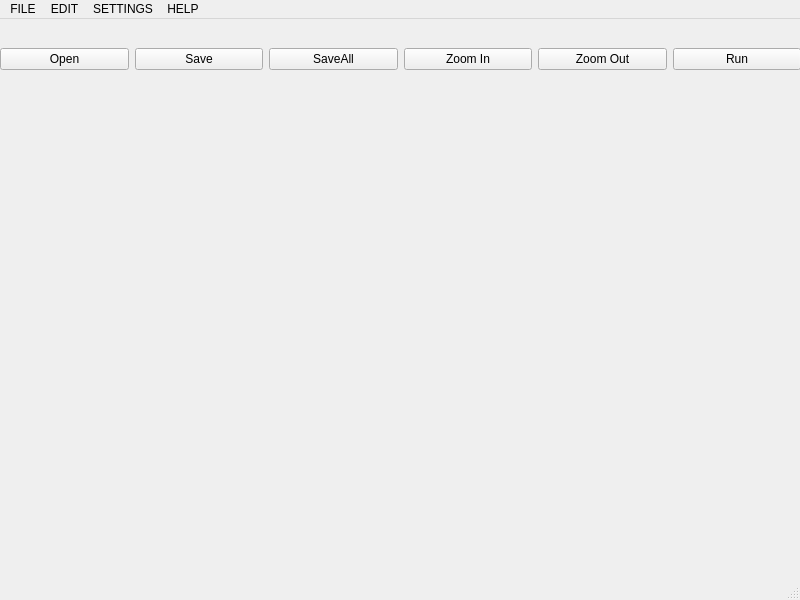
Qt form ride-gui/mainwindow.ui (riolet/ride) before a commit.
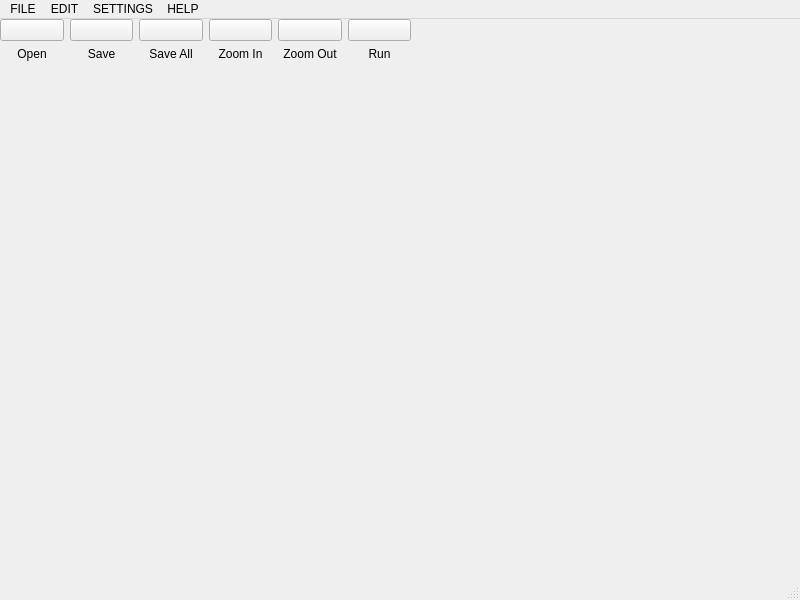
The same form after that commit. Icons and pictures are not drawn.

Commit message: Finished the icon set in the sub menu.

```diff
--- a/ride-gui/mainwindow.ui
+++ b/ride-gui/mainwindow.ui
@@ -19,51 +19,180 @@
      <rect>
       <x>0</x>
       <y>0</y>
-      <width>801</width>
-      <height>80</height>
+      <width>411</width>
+      <height>71</height>
      </rect>
     </property>
-    <layout class="QHBoxLayout" name="layout_button_icons">
-     <item>
+    <layout class="QGridLayout" name="gridLayout">
+     <property name="leftMargin">
+      <number>0</number>
+     </property>
+     <item row="1" column="0">
       <widget class="QPushButton" name="button_open">
        <property name="text">
+        <string/>
+       </property>
+       <property name="icon">
+        <iconset resource="icons.qrc">
+         <normaloff>:/icons/folder32.png</normaloff>:/icons/folder32.png</iconset>
+       </property>
+       <property name="iconSize">
+        <size>
+         <width>32</width>
+         <height>32</height>
+        </size>
+       </property>
+       <property name="autoRepeatDelay">
+        <number>300</number>
+       </property>
+      </widget>
+     </item>
+     <item row="2" column="0">
+      <widget class="QLabel" name="label">
+       <property name="text">
         <string>Open</string>
        </property>
+       <property name="textFormat">
+        <enum>Qt::PlainText</enum>
+       </property>
+       <property name="alignment">
+        <set>Qt::AlignHCenter|Qt::AlignTop</set>
+       </property>
       </widget>
      </item>
-     <item>
+     <item row="1" column="1">
       <widget class="QPushButton" name="button_save">
        <property name="text">
-        <string>Save</string>
+        <string/>
        </property>
-      </widget>
-     </item>
-     <item>
-      <widget class="QPushButton" name="button_saveall">
-       <property name="text">
-        <string>SaveAll</string>
+       <property name="icon">
+        <iconset resource="icons.qrc">
+         <normaloff>:/icons/filesave.png</normaloff>:/icons/filesave.png</iconset>
        </property>
+       <property name="iconSize">
+        <size>
+         <width>32</width>
+         <height>32</height>
+        </size>
+       </property>
       </widget>
      </item>
-     <item>
+     <item row="1" column="3">
       <widget class="QPushButton" name="button_zoom_in">
        <property name="text">
-        <string>Zoom In</string>
+        <string/>
        </property>
+       <property name="icon">
+        <iconset resource="icons.qrc">
+         <normaloff>:/icons/zoomin.png</normaloff>:/icons/zoomin.png</iconset>
+       </property>
+       <property name="iconSize">
+        <size>
+         <width>32</width>
+         <height>32</height>
+        </size>
+       </property>
       </widget>
      </item>
-     <item>
+     <item row="1" column="2">
+      <widget class="QPushButton" name="button_saveall">
+       <property name="text">
+        <string/>
+       </property>
+       <property name="icon">
+        <iconset resource="icons.qrc">
+         <normaloff>:/icons/document_save_all.png</normaloff>:/icons/document_save_all.png</iconset>
+       </property>
+       <property name="iconSize">
+        <size>
+         <width>32</width>
+         <height>32</height>
+        </size>
+       </property>
+      </widget>
+     </item>
+     <item row="1" column="4">
       <widget class="QPushButton" name="button_zoom_out">
        <property name="text">
-        <string>Zoom Out</string>
+        <string/>
        </property>
+       <property name="icon">
+        <iconset resource="icons.qrc">
+         <normaloff>:/icons/zoomout.png</normaloff>:/icons/zoomout.png</iconset>
+       </property>
+       <property name="iconSize">
+        <size>
+         <width>32</width>
+         <height>32</height>
+        </size>
+       </property>
       </widget>
      </item>
-     <item>
+     <item row="2" column="1">
+      <widget class="QLabel" name="label_2">
+       <property name="text">
+        <string>Save</string>
+       </property>
+       <property name="alignment">
+        <set>Qt::AlignHCenter|Qt::AlignTop</set>
+       </property>
+      </widget>
+     </item>
+     <item row="1" column="5">
       <widget class="QPushButton" name="button_run">
        <property name="text">
+        <string/>
+       </property>
+       <property name="icon">
+        <iconset resource="icons.qrc">
+         <normaloff>:/icons/circleright32.png</normaloff>:/icons/circleright32.png</iconset>
+       </property>
+       <property name="iconSize">
+        <size>
+         <width>32</width>
+         <height>32</height>
+        </size>
+       </property>
+      </widget>
+     </item>
+     <item row="2" column="2">
+      <widget class="QLabel" name="label_3">
+       <property name="text">
+        <string>Save All</string>
+       </property>
+       <property name="alignment">
+        <set>Qt::AlignHCenter|Qt::AlignTop</set>
+       </property>
+      </widget>
+     </item>
+     <item row="2" column="3">
+      <widget class="QLabel" name="label_4">
+       <property name="text">
+        <string>Zoom In</string>
+       </property>
+       <property name="alignment">
+        <set>Qt::AlignHCenter|Qt::AlignTop</set>
+       </property>
+      </widget>
+     </item>
+     <item row="2" column="4">
+      <widget class="QLabel" name="label_5">
+       <property name="text">
+        <string>Zoom Out</string>
+       </property>
+       <property name="alignment">
+        <set>Qt::AlignHCenter|Qt::AlignTop</set>
+       </property>
+      </widget>
+     </item>
+     <item row="2" column="5">
+      <widget class="QLabel" name="label_6">
+       <property name="text">
         <string>Run</string>
        </property>
+       <property name="alignment">
+        <set>Qt::AlignHCenter|Qt::AlignTop</set>
+       </property>
       </widget>
      </item>
     </layout>
```
Left out of the diff: 6 changed lines with no effect on the pictures. The commit also changes 3 other files.
